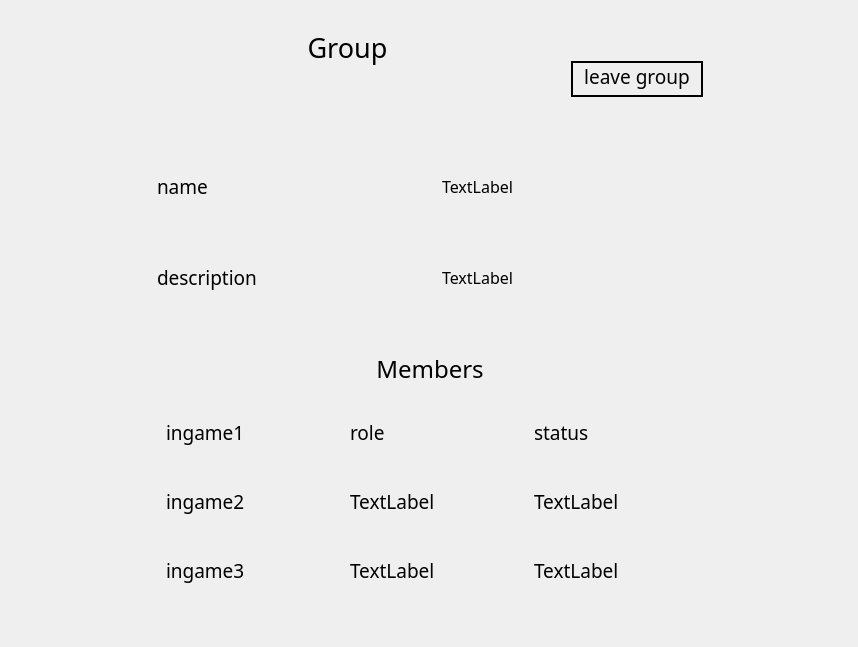
Old version of the form nitin_venv/Chess-master/windows/wui/group_Joined.ui in the repository NetworkProgramming-20212-Group1/ChessMultiplayer.
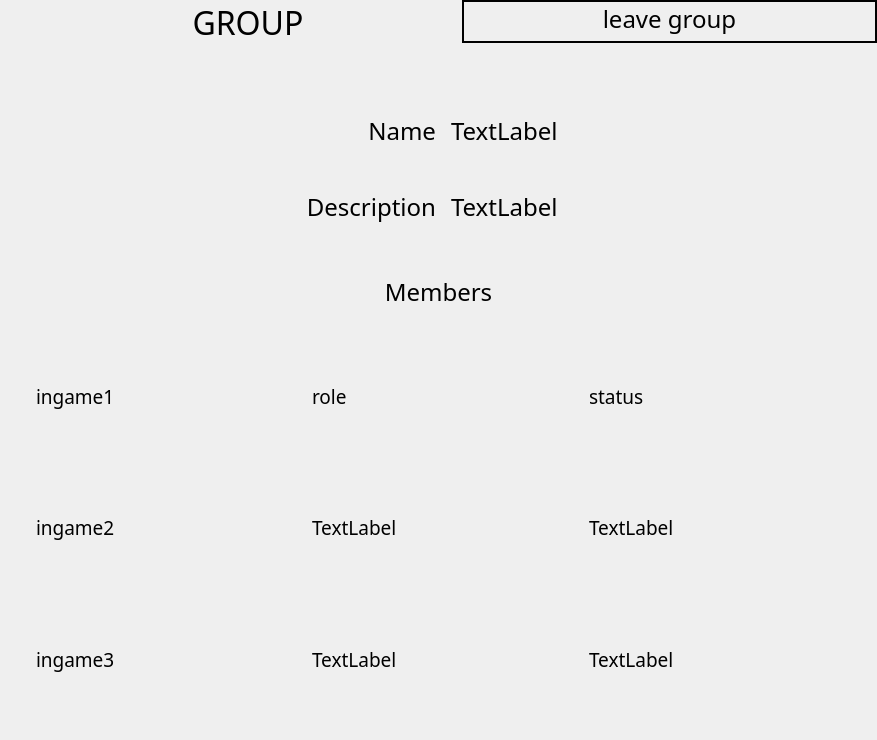
New version of the form.

What changed in the file:
```diff
--- a/nitin_venv/Chess-master/windows/wui/group_Joined.ui
+++ b/nitin_venv/Chess-master/windows/wui/group_Joined.ui
@@ -6,60 +6,82 @@
    <rect>
     <x>0</x>
     <y>0</y>
-    <width>858</width>
-    <height>647</height>
+    <width>877</width>
+    <height>740</height>
    </rect>
   </property>
   <property name="windowTitle">
    <string>MainWindow</string>
   </property>
-  <widget class="QWidget" name="centralwidget">
-   <property name="geometry">
-    <rect>
-     <x>0</x>
-     <y>0</y>
-     <width>861</width>
-     <height>641</height>
-    </rect>
+  <layout class="QHBoxLayout" name="horizontalLayout">
+   <property name="leftMargin">
+    <number>0</number>
    </property>
-   <layout class="QHBoxLayout" name="horizontalLayout_6">
+   <property name="topMargin">
+    <number>0</number>
+   </property>
+   <property name="rightMargin">
+    <number>0</number>
+   </property>
+   <property name="bottomMargin">
+    <number>0</number>
+   </property>
     <item>
      <widget class="QWidget" name="widget" native="true">
-      <property name="maximumSize">
-       <size>
-        <width>600</width>
-        <height>600</height>
-       </size>
+     <layout class="QGridLayout" name="gridLayout" rowstretch="1,1,6">
+      <property name="leftMargin">
+       <number>0</number>
       </property>
-      <layout class="QGridLayout" name="gridLayout">
+      <property name="topMargin">
+       <number>0</number>
+      </property>
+      <property name="rightMargin">
+       <number>0</number>
+      </property>
+      <property name="bottomMargin">
+       <number>0</number>
+      </property>
        <item row="0" column="0" colspan="2">
         <widget class="QWidget" name="widget_2" native="true">
-         <property name="maximumSize">
-          <size>
-           <width>600</width>
-           <height>100</height>
-          </size>
-         </property>
-         <layout class="QHBoxLayout" name="horizontalLayout_5">
+        <layout class="QHBoxLayout" name="horizontalLayout_2">
           <property name="leftMargin">
            <number>0</number>
           </property>
           <property name="topMargin">
            <number>0</number>
           </property>
+         <property name="rightMargin">
+          <number>0</number>
+         </property>
           <property name="bottomMargin">
            <number>0</number>
           </property>
+         <item>
+          <spacer name="horizontalSpacer">
+           <property name="orientation">
+            <enum>Qt::Horizontal</enum>
+           </property>
+           <property name="sizeType">
+            <enum>QSizePolicy::Preferred</enum>
+           </property>
+           <property name="sizeHint" stdset="0">
+            <size>
+             <width>40</width>
+             <height>20</height>
+            </size>
+           </property>
+          </spacer>
+         </item>
           <item>
            <widget class="QLabel" name="group">
             <property name="font">
              <font>
               <family>Poor Richard</family>
-              <pointsize>20</pointsize>
+             <pointsize>24</pointsize>
              </font>
             </property>
             <property name="text">
-             <string>Group</string>
+            <string>GROUP</string>
             </property>
             <property name="alignment">
              <set>Qt::AlignHCenter|Qt::AlignTop</set>
@@ -68,19 +90,25 @@
           </item>
           <item>
            <widget class="QWidget" name="widget_28" native="true">
-            <property name="maximumSize">
-             <size>
-              <width>150</width>
-              <height>200</height>
-             </size>
-            </property>
             <layout class="QHBoxLayout" name="horizontalLayout_27">
-             <item>
+            <property name="leftMargin">
+             <number>0</number>
+            </property>
+            <property name="topMargin">
+             <number>0</number>
+            </property>
+            <property name="rightMargin">
+             <number>0</number>
+            </property>
+            <property name="bottomMargin">
+             <number>0</number>
+            </property>
+            <item alignment="Qt::AlignTop">
               <widget class="QPushButton" name="leave_group">
                <property name="font">
                 <font>
                  <family>Poor Richard</family>
-                 <pointsize>14</pointsize>
+                <pointsize>18</pointsize>
                 </font>
                </property>
                <property name="styleSheet">
@@ -125,6 +153,24 @@
            </widget>
           </item>
           <item>
+          <widget class="QScrollArea" name="scrollArea">
+           <property name="frameShape">
+            <enum>QFrame::NoFrame</enum>
+           </property>
+           <property name="widgetResizable">
+            <bool>true</bool>
+           </property>
+           <widget class="QWidget" name="scrollAreaWidgetContents">
+            <property name="geometry">
+             <rect>
+              <x>0</x>
+              <y>0</y>
+              <width>853</width>
+              <height>391</height>
+             </rect>
+            </property>
+            <layout class="QVBoxLayout" name="verticalLayout">
+             <item>
            <widget class="QWidget" name="match1" native="true">
             <layout class="QHBoxLayout" name="horizontalLayout_13">
              <item>
@@ -315,6 +361,10 @@
           </item>
          </layout>
         </widget>
+          </widget>
+         </item>
+        </layout>
+       </widget>
        </item>
        <item row="1" column="0" colspan="2">
         <widget class="QWidget" name="info" native="true">
@@ -327,14 +377,14 @@
                <property name="font">
                 <font>
                  <family>Poor Richard</family>
-                 <pointsize>14</pointsize>
+                <pointsize>18</pointsize>
                 </font>
                </property>
                <property name="text">
-                <string>name</string>
+               <string>Name</string>
                </property>
                <property name="alignment">
-                <set>Qt::AlignLeading|Qt::AlignLeft|Qt::AlignVCenter</set>
+               <set>Qt::AlignRight|Qt::AlignTrailing|Qt::AlignVCenter</set>
                </property>
               </widget>
              </item>
@@ -346,7 +396,7 @@
                   <property name="font">
                    <font>
                     <family>Poor Richard</family>
-                    <pointsize>12</pointsize>
+                   <pointsize>18</pointsize>
                    </font>
                   </property>
                   <property name="text">
@@ -368,14 +418,14 @@
                <property name="font">
                 <font>
                  <family>Poor Richard</family>
-                 <pointsize>14</pointsize>
+                <pointsize>18</pointsize>
                 </font>
                </property>
                <property name="text">
-                <string>description</string>
+               <string>Description</string>
                </property>
                <property name="alignment">
-                <set>Qt::AlignLeading|Qt::AlignLeft|Qt::AlignVCenter</set>
+               <set>Qt::AlignRight|Qt::AlignTrailing|Qt::AlignVCenter</set>
                </property>
               </widget>
              </item>
@@ -387,7 +437,7 @@
                   <property name="font">
                    <font>
                     <family>Poor Richard</family>
-                    <pointsize>12</pointsize>
+                   <pointsize>18</pointsize>
                    </font>
                   </property>
                   <property name="text">
@@ -408,7 +458,6 @@
      </widget>
     </item>
    </layout>
-  </widget>
  </widget>
  <resources/>
  <connections/>
```
Lines whose indentation alone changed are shown as unchanged.
